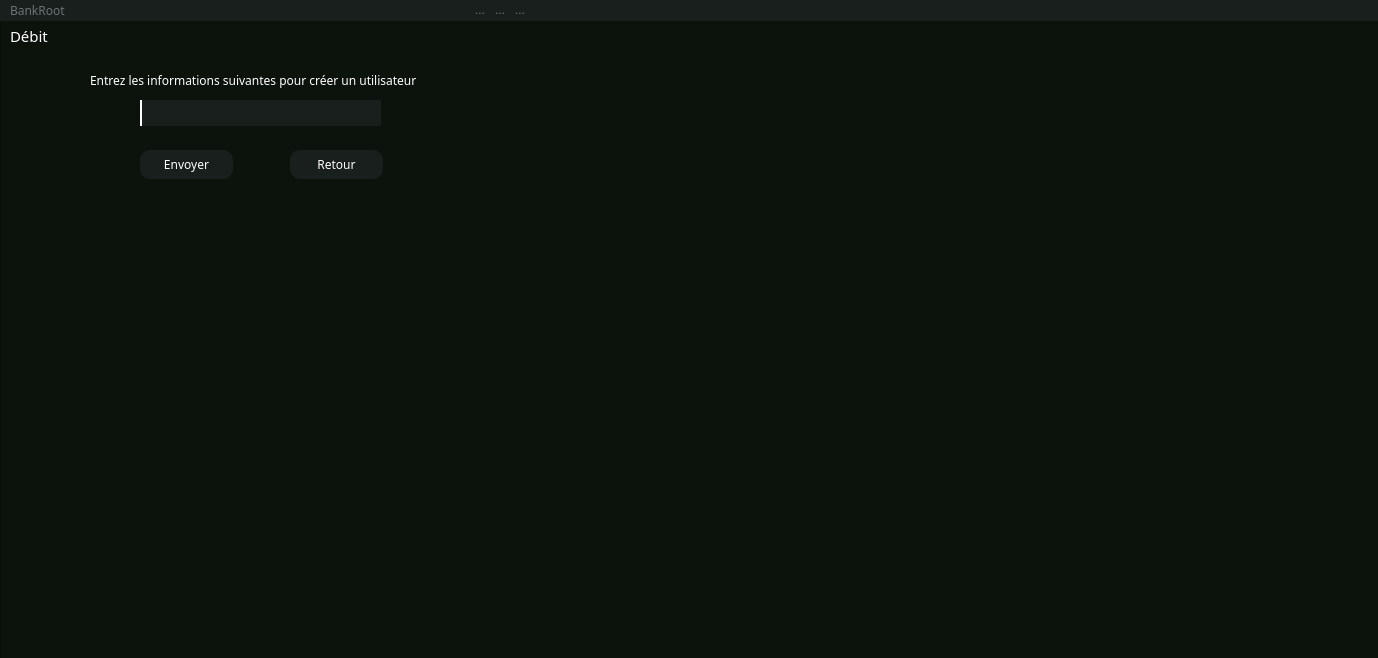
Old version of the form creer_compte.ui in the repository SparqueeZ/Bank-Root.
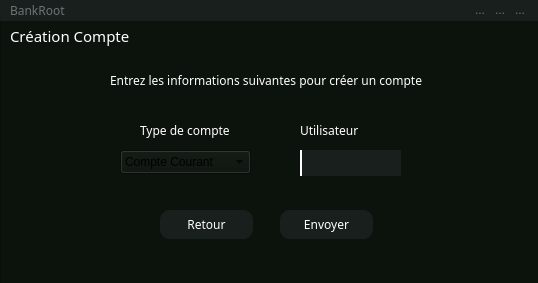
New version of the form. Icons and pictures are not drawn.

```diff
--- a/creer_compte.ui
+++ b/creer_compte.ui
@@ -6,8 +6,8 @@
    <rect>
     <x>0</x>
     <y>0</y>
-    <width>1378</width>
-    <height>658</height>
+    <width>538</width>
+    <height>283</height>
    </rect>
   </property>
   <property name="windowTitle">
@@ -34,7 +34,7 @@
    <widget class="QLabel" name="label_6">
     <property name="geometry">
      <rect>
-      <x>90</x>
+      <x>110</x>
       <y>70</y>
       <width>361</width>
       <height>20</height>
@@ -51,33 +51,14 @@
 </string>
     </property>
     <property name="text">
-     <string>Entrez les informations suivantes pour créer un utilisateur</string>
-    </property>
-   </widget>
-   <widget class="QLineEdit" name="lineEdit_6">
-    <property name="geometry">
-     <rect>
-      <x>140</x>
-      <y>100</y>
-      <width>241</width>
-      <height>26</height>
-     </rect>
-    </property>
-    <property name="styleSheet">
-     <string notr="true">QLineEdit{
-background:#181F1C;
-border:none;
-border-left:2px solid #ffffff;
-color:#717072;
-padding-left: 10px
-}</string>
+     <string>Entrez les informations suivantes pour créer un compte</string>
     </property>
    </widget>
    <widget class="QPushButton" name="pushButton_7">
     <property name="geometry">
      <rect>
-      <x>290</x>
-      <y>150</y>
+      <x>160</x>
+      <y>210</y>
       <width>93</width>
       <height>29</height>
      </rect>
@@ -115,8 +96,8 @@
    <widget class="QPushButton" name="pushButton_8">
     <property name="geometry">
      <rect>
-      <x>140</x>
-      <y>150</y>
+      <x>280</x>
+      <y>210</y>
       <width>93</width>
       <height>29</height>
      </rect>
@@ -157,7 +138,7 @@
      <rect>
       <x>10</x>
       <y>20</y>
-      <width>111</width>
+      <width>141</width>
       <height>31</height>
      </rect>
     </property>
@@ -171,7 +152,7 @@
      <string notr="true">color: rgb(255, 255, 255);</string>
     </property>
     <property name="text">
-     <string>Débit</string>
+     <string>Création Compte</string>
     </property>
    </widget>
    <widget class="QWidget" name="widget_12" native="true">
@@ -284,6 +265,96 @@
      </property>
     </widget>
    </widget>
+   <widget class="QLineEdit" name="lineEdit_7">
+    <property name="geometry">
+     <rect>
+      <x>300</x>
+      <y>150</y>
+      <width>101</width>
+      <height>26</height>
+     </rect>
+    </property>
+    <property name="styleSheet">
+     <string notr="true">QLineEdit{
+background:#181F1C;
+border:none;
+border-left:2px solid #ffffff;
+color:#717072;
+padding-left: 10px
+}</string>
+    </property>
+   </widget>
+   <widget class="QLabel" name="label_8">
+    <property name="geometry">
+     <rect>
+      <x>140</x>
+      <y>120</y>
+      <width>101</width>
+      <height>20</height>
+     </rect>
+    </property>
+    <property name="font">
+     <font>
+      <family>Montserrat Medium</family>
+     </font>
+    </property>
+    <property name="styleSheet">
+     <string notr="true">background-color: transparent;
+color: rgb(255, 255, 255);
+</string>
+    </property>
+    <property name="text">
+     <string>Type de compte</string>
+    </property>
+   </widget>
+   <widget class="QLabel" name="label_9">
+    <property name="geometry">
+     <rect>
+      <x>300</x>
+      <y>120</y>
+      <width>101</width>
+      <height>20</height>
+     </rect>
+    </property>
+    <property name="font">
+     <font>
+      <family>Montserrat Medium</family>
+     </font>
+    </property>
+    <property name="styleSheet">
+     <string notr="true">background-color: transparent;
+color: rgb(255, 255, 255);
+</string>
+    </property>
+    <property name="text">
+     <string>Utilisateur</string>
+    </property>
+   </widget>
+   <widget class="QComboBox" name="comboBox">
+    <property name="geometry">
+     <rect>
+      <x>120</x>
+      <y>150</y>
+      <width>131</width>
+      <height>24</height>
+     </rect>
+    </property>
+    <item>
+     <property name="text">
+      <string>Compte Courant</string>
+     </property>
+    </item>
+    <item>
+     <property name="text">
+      <string>PEL</string>
+     </property>
+    </item>
+    <item>
+     <property name="text">
+      <string>Livret C</string>
+     </property>
+    </item>
+   </widget>
   </widget>
  </widget>
  <resources>
```
